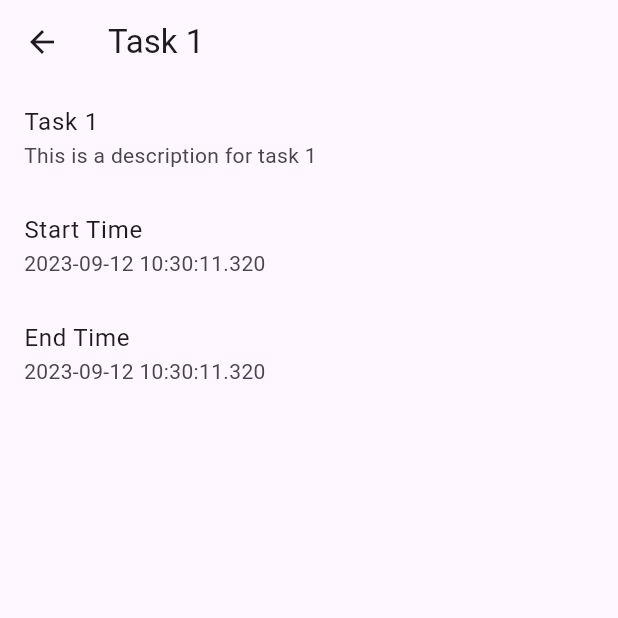
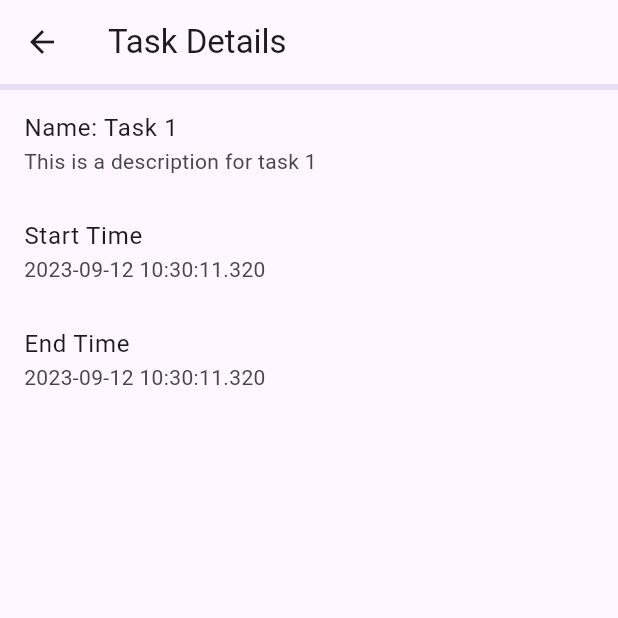
Before and after one commit to maxstain/desktop-manager, a Flutter app: the TaskManagerPage screen opened directly, after a tap on "Task 1", on a phone screen of 412 x 824 dp, the top half of it. Run offline on Flutter 3.47's test engine with Material 2 defaults, Android fonts, the phone set to English and light mode, and no system bars; our stand-ins replace lottie.

Commit message:
[REFACTOR]: Working on the tasks

```diff
--- a/lib/Views/taskDetails.dart
+++ b/lib/Views/taskDetails.dart
@@ -14,12 +14,19 @@ class _TaskDetailsPageState extends State<TaskDetailsPage> {
   Widget build(BuildContext context) {
     return Scaffold(
       appBar: AppBar(
-        title: Text(SharedData().tasks[widget.index].name),
+          title: const Text('Task Details'),
+          bottom: PreferredSize(
+            preferredSize: const Size.fromHeight(4.0),
+            child: LinearProgressIndicator(
+              value: SharedData().tasks[widget.index].progress,
+              color: Colors.deepPurple,
+            ),
+          )
       ),
       body: ListView(
         children: [
           ListTile(
-            title: Text(SharedData().tasks[widget.index].name),
+            title: Text('Name: ${SharedData().tasks[widget.index].name}'),
             subtitle: Text(SharedData().tasks[widget.index].description),
           ),
           ListTile(
```
Also changed, not shown: lib/Models/Task.dart (+10 -0 lines).
